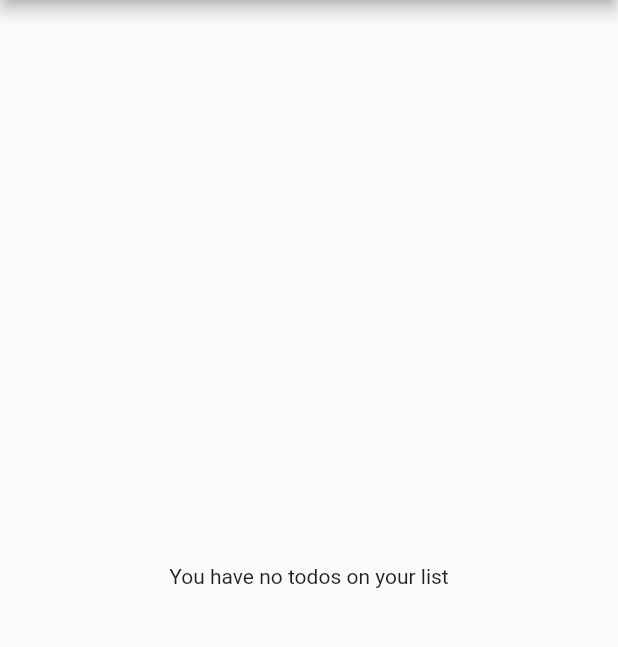
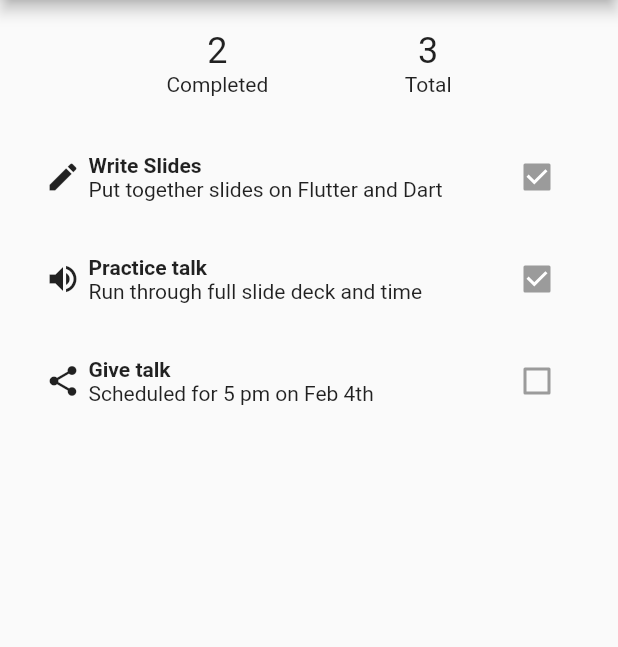
Before and after one commit to sierraobryan/interalliance-flutter, a Flutter app: the screen it shows after launch, on a phone screen of 412 x 824 dp, the part 84-731 px from its top. Run offline on Flutter 3.47's test engine with Material 2 defaults, Android fonts, the phone set to English and light mode, and no system bars.

```diff
--- a/tech_olympics_todo_list/lib/main.dart
+++ b/tech_olympics_todo_list/lib/main.dart
@@ -51,7 +51,7 @@ class _MyHomePageState extends State<MyHomePage> {
       ),
       new TodoItem(
           "Give talk",
-          "Give talk at Tech Olympics at 5 pm on Feb 4th",
+          "Scheduled for 5 pm on Feb 4th",
           TodoItemType.share,
           3,
           false
@@ -81,16 +81,101 @@ class _MyHomePageState extends State<MyHomePage> {
       appBar: AppBar(
         title: Text(widget.title),
       ),
-      body: Center(
+      body: Container(
+        padding: EdgeInsets.all(20),
         child: Column(
-          mainAxisAlignment: MainAxisAlignment.center,
           children: <Widget>[
-            Text(
-              'You have no todos on your list',
+            Row(
+              mainAxisAlignment: MainAxisAlignment.spaceEvenly,
+              children: [
+                buildCounterDoneColumn(),
+                buildCounterTotalColumn()
+              ],
             ),
+            Container(
+              padding: EdgeInsets.all(10),
+            ),
+            for (TodoItem item in getTechOlympicTodos())
+              buildTodoItemWidget(item),
           ],
         ),
       ),
     );
   }
+
+  Widget buildCounterDoneColumn() {
+    return Column(
+      mainAxisAlignment: MainAxisAlignment.center,
+      children: [
+        Text(
+          getNumberOfCompletedTechOlympicTodos(getTechOlympicTodos()).toString(),
+          style: TextStyle(
+            fontSize: 24
+          ),
+        ),
+        Text("Completed")
+      ],
+    );
+  }
+
+  Widget buildCounterTotalColumn() {
+    return Column(
+      mainAxisAlignment: MainAxisAlignment.center,
+      children: [
+        Text(
+          getTotalNumberTechOlympicTodos(getTechOlympicTodos()).toString(),
+          style: TextStyle(
+              fontSize: 24
+          ),
+        ),
+        Text("Total")
+      ],
+    );
+  }
+
+  Widget buildTodoItemWidget(TodoItem item) {
+    return Container(
+      padding: EdgeInsets.all(10),
+      child: Row(
+        mainAxisAlignment: MainAxisAlignment.spaceBetween,
+        children: [
+          Container(
+            padding: EdgeInsets.fromLTRB(0, 0, 5, 0),
+            child: _getIcon(item.type),
+          ),
+          Column(
+            crossAxisAlignment: CrossAxisAlignment.start,
+            children: [
+              Text(
+                item.title,
+                style: TextStyle(
+                  fontWeight: FontWeight.bold,
+                  fontSize: 14
+                ),
+              ),
+              Text(item.description)
+            ],
+          ),
+          Spacer(),
+          Checkbox(
+              value: item.isDone,
+              onChanged: null
+          )
+        ],
+      ),
+    );
+  }
+
+  Icon _getIcon(TodoItemType type) {
+    switch(type) {
+      case TodoItemType.prep:
+        return Icon(Icons.edit);
+        break;
+      case TodoItemType.practice:
+        return Icon(Icons.volume_up_sharp);
+        break;
+      default:
+        return Icon(Icons.share);
+    }
+  }
 }
```
